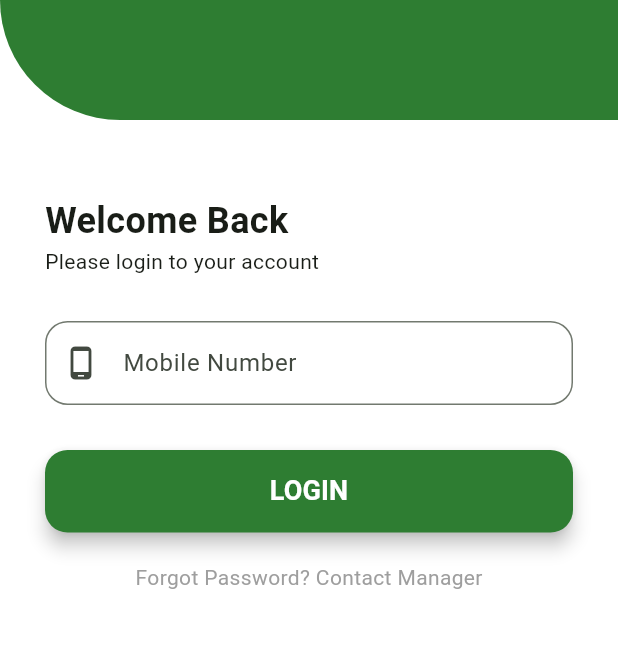
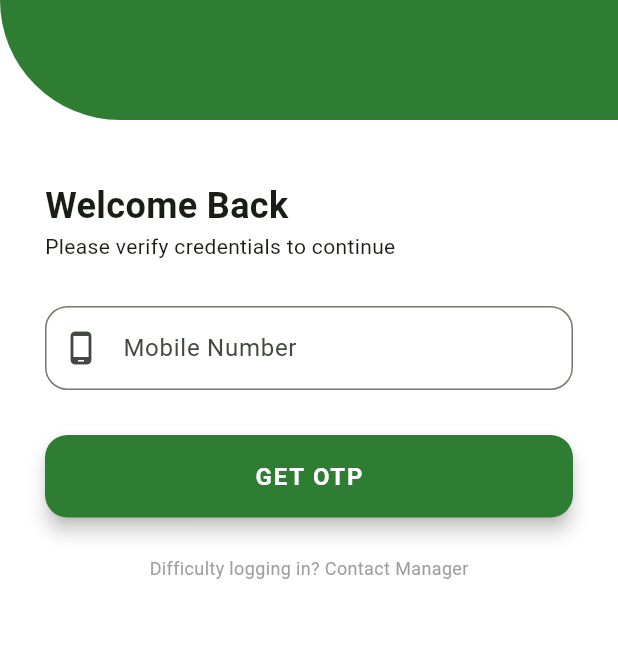
Before and after one commit to bhavyc/mywarehouse, a Flutter app: the screen it shows after launch, on a phone screen of 412 x 824 dp, the part 330-978 px from its top. Run offline on Flutter 3.47's test engine with Material 3 defaults, Android fonts, the phone set to English and light mode, and no system bars; our stand-ins replace shared_preferences.

Commit message:
feat: Transition client login to passwordless OTP verification on registered email

```diff
--- a/lib/screens/login_screen.dart
+++ b/lib/screens/login_screen.dart
@@ -1,3 +1,4 @@
+import 'dart:async';
 import 'package:flutter/material.dart';
 import '../services/api_service.dart';
 import '../utils/constants.dart';
@@ -12,24 +13,88 @@ class LoginScreen extends StatefulWidget {
 
 class _LoginScreenState extends State<LoginScreen> {
   final _usernameController = TextEditingController();
-  final _passwordController = TextEditingController();
+  final _otpController = TextEditingController();
   bool _isLoading = false;
-  bool _isObscure = true;
+  bool _isOtpSent = false;
+  String _maskedEmail = "";
+  int _secondsRemaining = 30;
+  Timer? _timer;
+  bool _canResend = false;
 
-  Future<void> _handleLogin() async {
+  void _startTimer() {
+    setState(() {
+      _secondsRemaining = 30;
+      _canResend = false;
+    });
+    _timer?.cancel();
+    _timer = Timer.periodic(const Duration(seconds: 1), (timer) {
+      if (_secondsRemaining > 0) {
+        setState(() {
+          _secondsRemaining--;
+        });
+      } else {
+        setState(() {
+          _canResend = true;
+        });
+        _timer?.cancel();
+      }
+    });
+  }
+
+  Future<void> _handleSendOtp() async {
     final mobile = _usernameController.text.trim();
 
-    if (mobile.isEmpty) {
+    if (mobile.isEmpty || mobile.length < 10) {
       ScaffoldMessenger.of(context).showSnackBar(
-        const SnackBar(content: Text('Please enter your mobile number')),
+        const SnackBar(content: Text('Please enter a valid 10-digit mobile number')),
       );
       return;
     }
 
     setState(() => _isLoading = true);
 
-    // We send mobile as both username and password
-    final result = await ApiService.login(mobile, mobile);
+    final result = await ApiService.sendOtp(mobile);
+
+    setState(() => _isLoading = false);
+
+    if (result['success']) {
+      setState(() {
+        _isOtpSent = true;
+        _maskedEmail = result['email'] ?? '';
+        _startTimer();
+      });
+      if (mounted) {
+        ScaffoldMessenger.of(context).showSnackBar(
+          SnackBar(
+            content: Text(result['message'] ?? 'OTP sent to registered email address.'),
+            backgroundColor: Colors.green,
+          ),
+        );
+      }
+    } else {
+      if (mounted) {
+        ScaffoldMessenger.of(context).showSnackBar(
+          SnackBar(content: Text(result['error']), backgroundColor: Colors.red),
+        );
+      }
+    }
+  }
+
+  Future<void> _handleLogin() async {
+    final mobile = _usernameController.text.trim();
+    final otp = _otpController.text.trim();
+
+    if (otp.isEmpty || otp.length < 6) {
+      ScaffoldMessenger.of(context).showSnackBar(
+        const SnackBar(content: Text('Please enter valid 6-digit OTP')),
+      );
+      return;
+    }
+
+    setState(() => _isLoading = true);
+
+    // Call login with username and OTP
+    final result = await ApiService.login(mobile, otp);
 
     setState(() => _isLoading = false);
 
@@ -47,6 +112,14 @@ class _LoginScreenState extends State<LoginScreen> {
         );
       }
     }
+  }
+
+  @override
+  void dispose() {
+    _timer?.cancel();
+    _usernameController.dispose();
+    _otpController.dispose();
+    super.dispose();
   }
 
   @override
@@ -85,7 +158,7 @@ class _LoginScreenState extends State<LoginScreen> {
               ),
             ),
 
-            const SizedBox(height: 50),
+            const SizedBox(height: 40),
 
             // Form Fields
             Padding(
@@ -97,13 +170,14 @@ class _LoginScreenState extends State<LoginScreen> {
                     "Welcome Back",
                     style: TextStyle(fontSize: 24, fontWeight: FontWeight.bold),
                   ),
-                  const Text("Please login to your account"),
+                  const Text("Please verify credentials to continue"),
                   const SizedBox(height: 30),
 
-                  // Mobile Number
+                  // Mobile Number Field
                   TextField(
                     controller: _usernameController,
                     keyboardType: TextInputType.phone,
+                    enabled: !_isOtpSent,
                     decoration: InputDecoration(
                       labelText: "Mobile Number",
                       hintText: "Enter registered mobile number",
@@ -114,14 +188,100 @@ class _LoginScreenState extends State<LoginScreen> {
                     ),
                   ),
 
+                  // Dynamic OTP verification container
+                  if (_isOtpSent) ...[
+                    const SizedBox(height: 15),
+                    Container(
+                      padding: const EdgeInsets.all(12),
+                      decoration: BoxDecoration(
+                        color: Colors.green.shade50,
+                        borderRadius: BorderRadius.circular(10),
+                        border: Border.all(color: Colors.green.shade100),
+                      ),
+                      child: Row(
+                        children: [
+                          const Icon(Icons.mark_email_read_outlined, color: Colors.green),
+                          const SizedBox(width: 10),
+                          Expanded(
+                            child: Text(
+                              "OTP sent to email: $_maskedEmail",
+                              style: TextStyle(
+                                color: Colors.green.shade800,
+                                fontSize: 12,
+                                fontWeight: FontWeight.bold,
+                              ),
+                            ),
+                          ),
+                        ],
+                      ),
+                    ),
+                    const SizedBox(height: 20),
+                    TextField(
+                      controller: _otpController,
+                      keyboardType: TextInputType.number,
+                      maxLength: 6,
+                      decoration: InputDecoration(
+                        labelText: "Enter 6-Digit OTP",
+                        hintText: "Enter the code sent to your email",
+                        prefixIcon: const Icon(Icons.lock_outline),
+                        counterText: "",
+                        border: OutlineInputBorder(
+                          borderRadius: BorderRadius.circular(15),
+                        ),
+                      ),
+                    ),
+                    const SizedBox(height: 15),
+                    Row(
+                      mainAxisAlignment: MainAxisAlignment.spaceBetween,
+                      children: [
+                        TextButton(
+                          onPressed: () {
+                            setState(() {
+                              _isOtpSent = false;
+                              _otpController.clear();
+                              _timer?.cancel();
+                            });
+                          },
+                          child: const Text(
+                            "Change Number",
+                            style: TextStyle(
+                              color: Colors.grey,
+                              fontWeight: FontWeight.bold,
+                            ),
+                          ),
+                        ),
+                        _canResend
+                            ? TextButton(
+                                onPressed: _handleSendOtp,
+                                child: const Text(
+                                  "Resend OTP",
+                                  style: TextStyle(
+                                    color: Color(AppConstants.primaryColor),
+                                    fontWeight: FontWeight.bold,
+                                  ),
+                                ),
+                              )
+                            : Text(
+                                "Resend in ${_secondsRemaining}s",
+                                style: const TextStyle(
+                                  color: Colors.grey,
+                                  fontWeight: FontWeight.bold,
+                                ),
+                              ),
+                      ],
+                    ),
+                  ],
+
                   const SizedBox(height: 30),
 
-                  // Login Button
+                  // Action Button
                   SizedBox(
                     width: double.infinity,
                     height: 55,
                     child: ElevatedButton(
-                      onPressed: _isLoading ? null : _handleLogin,
+                      onPressed: _isLoading
+                          ? null
+                          : (_isOtpSent ? _handleLogin : _handleSendOtp),
                       style: ElevatedButton.styleFrom(
                         backgroundColor: const Color(AppConstants.primaryColor),
                         shape: RoundedRectangleBorder(
@@ -131,22 +291,23 @@ class _LoginScreenState extends State<LoginScreen> {
                       ),
                       child: _isLoading
                           ? const CircularProgressIndicator(color: Colors.white)
-                          : const Text(
-                              "LOGIN",
-                              style: TextStyle(
+                          : Text(
+                              _isOtpSent ? "VERIFY & LOGIN" : "GET OTP",
+                              style: const TextStyle(
                                 color: Colors.white,
-                                fontSize: 18,
+                                fontSize: 16,
                                 fontWeight: FontWeight.bold,
+                                letterSpacing: 1.2,
                               ),
                             ),
                     ),
                   ),
 
-                  const SizedBox(height: 20),
+                  const SizedBox(height: 25),
                   const Center(
                     child: Text(
-                      "Forgot Password? Contact Manager",
-                      style: TextStyle(color: Colors.grey),
+                      "Difficulty logging in? Contact Manager",
+                      style: TextStyle(color: Colors.grey, fontSize: 12),
                     ),
                   ),
                 ],
--- a/lib/services/api_service.dart
+++ b/lib/services/api_service.dart
@@ -6,7 +6,38 @@ import 'package:shared_preferences/shared_preferences.dart';
 class ApiService {
   static const String baseUrl = AppConstants.baseUrl;
 
-//1.Login Service
+  // 0. Send OTP Service
+  static Future<Map<String, dynamic>> sendOtp(String mobile) async {
+    try {
+      final response = await http.post(
+        Uri.parse('$baseUrl/auth/send-otp'),
+        headers: {'Content-Type': 'application/json'},
+        body: jsonEncode({
+          'mobile': mobile,
+        }),
+      );
+
+      print('Send OTP Status: ${response.statusCode}');
+      print('Send OTP Body: ${response.body}');
+
+      final data = jsonDecode(response.body);
+
+      if (response.statusCode == 200 && data['success'] == true) {
+        return {
+          'success': true,
+          'message': data['message'] ?? 'OTP sent successfully',
+          'email': data['email']
+        };
+      } else {
+        return {'success': false, 'error': data['error'] ?? 'Failed to send OTP'};
+      }
+    } catch (e) {
+      print("ApiService SendOtp Error: $e");
+      return {'success': false, 'error': 'App Error: $e'};
+    }
+  }
+
+  // 1. Login Service
   static Future<Map<String, dynamic>> login(String username, String password) async {
     try {
       final response = await http.post(
--- a/lib/utils/constants.dart
+++ b/lib/utils/constants.dart
@@ -1,5 +1,5 @@
 class AppConstants {
-  static const String baseUrl = 'http://10.67.7.189:3000/api/client';
+  static const String baseUrl = 'http://10.67.7.128:3000/api/client';
 
   static const int primaryColor = 0xFF2E7D32;
   static const int accentColor = 0xFF4CAF50;
```
